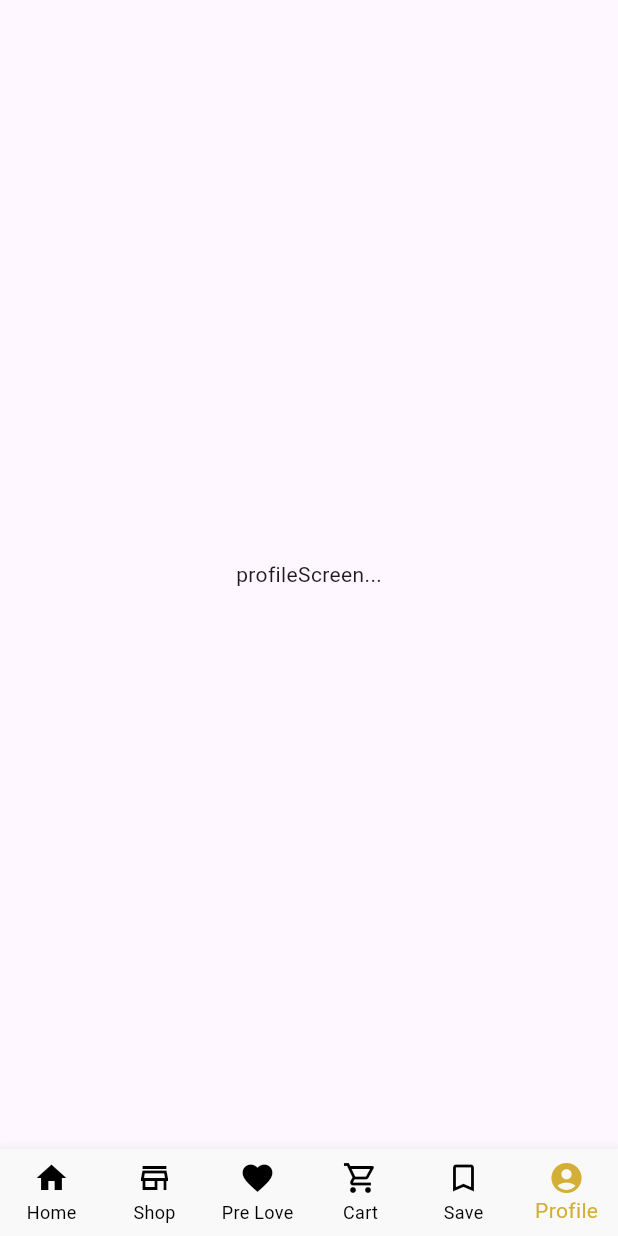
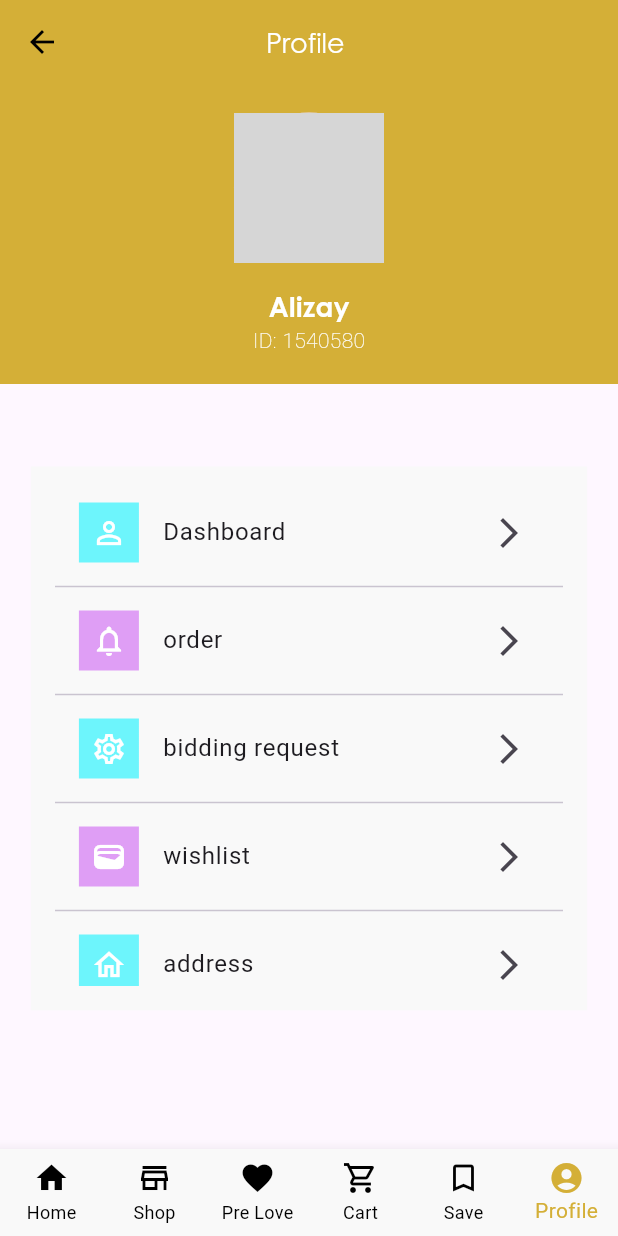
Before and after one commit to Hasnainhai/Ecommerece, a Flutter app: the screen it shows after launch, item 6 of the bottom bar chosen, on a phone screen of 412 x 824 dp. Run offline on Flutter 3.47's test engine with Material 3 defaults, Android fonts, the phone set to English and light mode, and no system bars; our stand-ins replace another_flushbar, fluttertoast, percent_indicator, shared_preferences; network calls fail; grey boxes are pictures that could not be loaded.

Commit message:
completing profileScreen

```diff
--- a/lib/utils/routes/routes.dart
+++ b/lib/utils/routes/routes.dart
@@ -7,7 +7,7 @@ import 'package:ecommerece/view/Home/cart/cartScreen.dart';
 import 'package:ecommerece/view/Home/dashboard/dashboardScreen.dart';
 import 'package:ecommerece/view/Home/dashboard/favouriteScreen.dart';
 import 'package:ecommerece/view/Home/pro_loved/pre_love_screen.dart';
-import 'package:ecommerece/view/Home/dashboard/profileScreen.dart';
+import 'package:ecommerece/view/Home/profile/profileScreen.dart';
 import 'package:ecommerece/view/Home/shop/shop.dart';
 import 'package:ecommerece/view/Onboardings/onboarding1.dart';
 import 'package:ecommerece/view/Onboardings/onboarding3.dart';
--- a/lib/view/Home/dashboard/dashboardScreen.dart
+++ b/lib/view/Home/dashboard/dashboardScreen.dart
@@ -3,7 +3,7 @@ import 'package:ecommerece/res/components/colors.dart';
 import 'package:ecommerece/view/Home/cart/cartScreen.dart';
 import 'package:ecommerece/view/Home/dashboard/favouriteScreen.dart';
 import 'package:ecommerece/view/Home/pro_loved/pre_love_screen.dart';
-import 'package:ecommerece/view/Home/dashboard/profileScreen.dart';
+import 'package:ecommerece/view/Home/profile/profileScreen.dart';
 import 'package:ecommerece/view/Home/shop/shop.dart';
 import 'package:flutter/material.dart';
 
--- a/lib/view/Home/dashboard/profileScreen.dart
+++ /dev/null
@@ -1,12 +0,0 @@
-import 'package:flutter/material.dart';
-
-class ProfileScreen extends StatelessWidget {
-  const ProfileScreen({super.key});
-
-  @override
-  Widget build(BuildContext context) {
-    return const Center(
-      child: Text('profileScreen...'),
-    );
-  }
-}
--- /dev/null
+++ b/lib/view/Home/profile/profileScreen.dart
@@ -0,0 +1,298 @@
+import 'package:flutter/material.dart';
+
+import '../../../res/components/colors.dart';
+import '../../../res/components/verticalSpacing.dart';
+import 'widgets/profile_widget.dart';
+
+class ProfileScreen extends StatefulWidget {
+  const ProfileScreen({super.key});
+
+  @override
+  State<ProfileScreen> createState() => _ProfileScreenState();
+}
+
+class _ProfileScreenState extends State<ProfileScreen> {
+  // final TextEditingController _addressTextController =
+  //     TextEditingController(text: "");
+  // @override
+  // void dispose() {
+  //   _addressTextController.dispose();
+  //   super.dispose();
+  // }
+
+  // String? _email;
+  // String? _name;
+  // String? address;
+  // String? _pImage;
+  // bool _isLoading = false;
+  // final User? user = authInstance.currentUser;
+  // String defaultProfile =
+  //     'https://t4.ftcdn.net/jpg/00/64/67/27/360_F_64672736_U5kpdGs9keUll8CRQ3p3YaEv2M6qkVY5.jpg';
+  // @override
+  // void initState() {
+  //   getUserData();
+  //   super.initState();
+  // }
+
+  // Future<void> getUserData() async {
+  //   setState(() {
+  //     _isLoading = true;
+  //   });
+
+  //   final googleAuth = FirebaseAuth.instance.currentUser;
+  //   // if (googleAuth != null) {
+  //   _name = googleAuth!.displayName;
+  //   _email = googleAuth.email;
+  //   _pImage = googleAuth.photoURL;
+  //   setState(() {
+  //     _isLoading = false;
+  //   });
+  //   // }
+  //   // else {
+  //   if (user != null) {
+  //     try {
+  //       String _uid = user!.uid;
+  //       final DocumentSnapshot userDoc = await FirebaseFirestore.instance
+  //           .collection('users')
+  //           .doc(_uid)
+  //           .get();
+  //       if (userDoc != null || userDoc.data() != null) {
+  //         _email = userDoc.get('email');
+  //         _name = userDoc.get('name');
+  //         _pImage = userDoc.get('profilePic');
+  //       }
+  //     } catch (error) {
+  //       setState(() {
+  //         _isLoading = false;
+  //       });
+  //     } finally {
+  //       setState(() {
+  //         _isLoading = false;
+  //       });
+  //     }
+  //   }
+  //   // }
+  // }
+
+  final double tHeight = 200.0;
+  final double top = 130.0;
+  @override
+  Widget build(BuildContext context) {
+    return Scaffold(
+      appBar: AppBar(
+        backgroundColor: AppColor.primaryColor,
+        elevation: 0.0,
+        title: const Text(
+          'Profile ',
+          style: TextStyle(
+            fontFamily: 'CenturyGothic',
+            fontSize: 18,
+            fontWeight: FontWeight.w400,
+            color: AppColor.whiteColor,
+          ),
+        ),
+        centerTitle: true,
+        leading: const Icon(
+          Icons.arrow_back,
+          color: AppColor.blackColor,
+        ),
+      ),
+      body: SingleChildScrollView(
+        scrollDirection: Axis.vertical,
+        child: Column(
+          children: [
+            Stack(
+              clipBehavior: Clip.none,
+              alignment: Alignment.center,
+              children: [
+                _buildCoverBar(),
+                Positioned(
+                  child: _buildProfile(),
+                ),
+                // Positioned(
+                //   top: tHeight - top / 2 - 10,
+                //   child: _builProfileContainer(),
+                // ),
+              ],
+            ),
+            const VerticalSpeacing(55.0),
+            _buildProfileFeatures(),
+          ],
+        ),
+      ),
+    );
+  }
+
+  _buildCoverBar() {
+    return Container(
+      height: tHeight,
+      width: double.infinity,
+      decoration: const BoxDecoration(
+        borderRadius: BorderRadius.only(
+          bottomLeft: Radius.circular(0),
+          bottomRight: Radius.circular(0),
+        ),
+        color: AppColor.primaryColor,
+      ),
+    );
+  }
+
+  _buildProfile() {
+    return Column(
+      mainAxisAlignment: MainAxisAlignment.center,
+      crossAxisAlignment: CrossAxisAlignment.center,
+      children: [
+        CircleAvatar(
+          radius: 50,
+          backgroundImage: NetworkImage(
+              'https://i.pinimg.com/474x/e7/a9/4b/e7a94b352d281a23d847a13352be652c.jpg'),
+        ),
+        VerticalSpeacing(16.0),
+        Text.rich(
+          TextSpan(
+            text: '  Alizay\n',
+            style: const TextStyle(
+              fontFamily: 'CenturyGothic',
+              fontSize: 18,
+              fontWeight: FontWeight.w600,
+              color: AppColor.whiteColor,
+            ),
+            children: <TextSpan>[
+              TextSpan(
+                text: 'ID: 1540580',
+                style: const TextStyle(
+                  color: AppColor.whiteColor,
+                  fontWeight: FontWeight.w200,
+                  fontSize: 14.0,
+                ),
+              ),
+            ],
+          ),
+        ),
+      ],
+    );
+  }
+
+  // _builProfileContainer() {
+  //   return Container(
+  //     height: top,
+  //     width: 350,
+  //     color: AppColor.whiteColor,
+  //     child: Row(
+  //       mainAxisAlignment: MainAxisAlignment.spaceAround,
+  //       crossAxisAlignment: CrossAxisAlignment.center,
+  //       children: [
+  //         profileCenterBtns(
+  //           ontap: () {
+  //             Navigator.pushNamed(context, RoutesName.myOrder);
+  //           },
+  //           tColor: const Color(0xff6AA9FF),
+  //           bColor: const Color(0xff005AD5),
+  //           icon: Icons.local_shipping_outlined,
+  //           title: 'My All',
+  //           subtitle: 'Order',
+  //         ),
+  //         profileCenterBtns(
+  //           ontap: () {
+  //             Navigator.pushNamed(context, RoutesName.promosOffer);
+  //           },
+  //           tColor: const Color(0xffFF6A9F),
+  //           bColor: const Color(0xffD50059),
+  //           icon: Icons.card_giftcard_outlined,
+  //           title: 'Offer &',
+  //           subtitle: 'Promos',
+  //         ),
+  //         profileCenterBtns(
+  //           ontap: () {
+  //             Navigator.pushNamed(context, RoutesName.deliveryAddress);
+  //           },
+  //           tColor: const Color(0xff6DF5FC),
+  //           bColor: const Color(0xff3CB6BB),
+  //           icon: Icons.home_outlined,
+  //           title: 'Delivery',
+  //           subtitle: 'Address',
+  //         ),
+  //       ],
+  //     ),
+  //   );
+  // }
+
+  _buildProfileFeatures() {
+    return Container(
+      height: MediaQuery.of(context).size.height * 0.44,
+      width: MediaQuery.of(context).size.width * 0.9,
+      color: AppColor.fieldBgColor,
+      child: Padding(
+        padding: const EdgeInsets.all(16.0),
+        child: ListView(
+          children: [
+            Column(
+              children: [
+                ProfileWidgets(
+                    ontap: () {},
+                    tColor: const Color(0xff6DF5FC),
+                    bColor: const Color(0xff46C5CA),
+                    icon: Icons.person_outline,
+                    trIcon: Icons.arrow_forward_ios,
+                    title: 'Dashboard'),
+                const Divider(),
+                ProfileWidgets(
+                    ontap: () {},
+                    tColor: const Color(0xffDF9EF5),
+                    bColor: const Color(0xffA24ABF),
+                    icon: Icons.notifications_outlined,
+                    trIcon: Icons.arrow_forward_ios,
+                    title: 'order'),
+                const Divider(),
+                ProfileWidgets(
+                  ontap: () {},
+                  tColor: const Color(0xff6DF5FC),
+                  bColor: const Color(0xff46C5CA),
+                  icon: Icons.settings_outlined,
+                  trIcon: Icons.arrow_forward_ios,
+                  title: 'bidding request',
+                ),
+                const Divider(),
+                ProfileWidgets(
+                  ontap: () {},
+                  tColor: const Color(0xffDF9EF5),
+                  bColor: const Color(0xffA24ABF),
+                  icon: Icons.wallet_outlined,
+                  trIcon: Icons.arrow_forward_ios,
+                  title: 'wishlist',
+                ),
+                const Divider(),
+                ProfileWidgets(
+                  ontap: () {},
+                  tColor: const Color(0xff6DF5FC),
+                  bColor: const Color(0xff46C5CA),
+                  icon: Icons.home_outlined,
+                  trIcon: Icons.arrow_forward_ios,
+                  title: 'address',
+                ),
+                const Divider(),
+                ProfileWidgets(
+                  ontap: () {},
+                  tColor: const Color(0xffFF9CCB),
+                  bColor: const Color(0xffEC4091),
+                  icon: Icons.logout_outlined,
+                  trIcon: Icons.arrow_forward_ios,
+                  title: 'track order',
+                ),
+                const Divider(),
+                ProfileWidgets(
+                  ontap: () {},
+                  tColor: const Color(0xff6DF5FC),
+                  bColor: const Color(0xff46C5CA),
+                  icon: Icons.logout_outlined,
+                  trIcon: Icons.arrow_forward_ios,
+                  title: 'logout',
+                ),
+              ],
+            ),
+          ],
+        ),
+      ),
+    );
+  }
+}
--- /dev/null
+++ b/lib/view/Home/profile/widgets/profile_widget.dart
@@ -0,0 +1,50 @@
+import 'package:flutter/material.dart';
+
+import '../../../../res/components/colors.dart';
+
+class ProfileWidgets extends StatelessWidget {
+  const ProfileWidgets({
+    super.key,
+    required this.tColor,
+    required this.bColor,
+    required this.icon,
+    required this.trIcon,
+    required this.title,
+    required this.ontap,
+  });
+  final Color tColor;
+  final Color bColor;
+  final IconData icon;
+  final IconData trIcon;
+  final String title;
+  final Function() ontap;
+  @override
+  Widget build(BuildContext context) {
+    return GestureDetector(
+      onTap: ontap,
+      child: ListTile(
+        leading: Container(
+          height: 40.0,
+          width: 40.0,
+          decoration: BoxDecoration(
+            gradient: LinearGradient(
+              colors: [tColor, tColor],
+              begin: Alignment.topCenter,
+              end: Alignment.bottomCenter,
+              stops: const [0.0, 1.0],
+            ),
+          ),
+          child: Center(
+            child: Icon(
+              icon,
+              color: AppColor.whiteColor,
+            ),
+          ),
+        ),
+        titleAlignment: ListTileTitleAlignment.threeLine,
+        title: Text(title),
+        trailing: Icon(trIcon),
+      ),
+    );
+  }
+}
```
